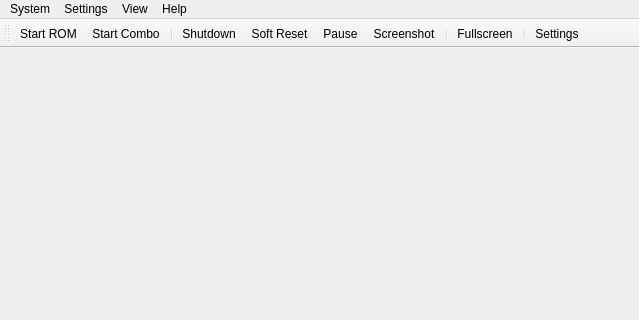
Old version of the form Source/RMG/UserInterface/MainWindow.ui in the repository Rosalie241/RMG; both pictures show x 0 to 639 and y 0 to 320 of the 639 by 543 pixel window.
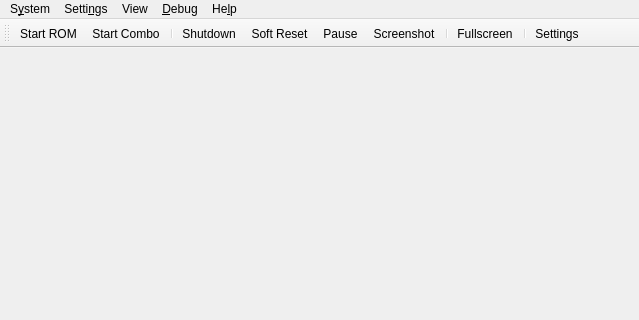
New version of the form. Icons and pictures are not drawn.

Diff of the .ui file:
```diff
--- a/Source/RMG/UserInterface/MainWindow.ui
+++ b/Source/RMG/UserInterface/MainWindow.ui
@@ -31,7 +31,7 @@
    </property>
    <widget class="QMenu" name="menuSystem">
     <property name="title">
-     <string>System</string>
+     <string>S&amp;ystem</string>
     </property>
     <widget class="QMenu" name="menuReset">
      <property name="title">
@@ -113,7 +113,7 @@
    </widget>
    <widget class="QMenu" name="menuSettings">
     <property name="title">
-     <string>Settings</string>
+     <string>Setti&amp;ngs</string>
     </property>
     <addaction name="action_Settings_Graphics"/>
     <addaction name="action_Settings_Audio"/>
@@ -143,7 +143,7 @@
    </widget>
    <widget class="QMenu" name="menuHelp">
     <property name="title">
-     <string>Help</string>
+     <string>He&amp;lp</string>
     </property>
     <addaction name="action_Help_Github"/>
     <addaction name="separator"/>
@@ -151,9 +151,23 @@
     <addaction name="separator"/>
     <addaction name="action_Help_About"/>
    </widget>
+   <widget class="QMenu" name="menuDebug">
+    <property name="title">
+     <string>&amp;Debug</string>
+    </property>
+    <widget class="QMenu" name="menuCore_Compare">
+     <property name="title">
+      <string>&amp;Core Compare</string>
+     </property>
+     <addaction name="action_Debug_CompareRecord"/>
+     <addaction name="action_Debug_CompareReplay"/>
+    </widget>
+    <addaction name="menuCore_Compare"/>
+   </widget>
    <addaction name="menuSystem"/>
    <addaction name="menuSettings"/>
    <addaction name="menuView"/>
+   <addaction name="menuDebug"/>
    <addaction name="menuHelp"/>
   </widget>
   <widget class="QStatusBar" name="statusbar"/>
```
Left out of the diff: 213 changed lines with no effect on the pictures.
